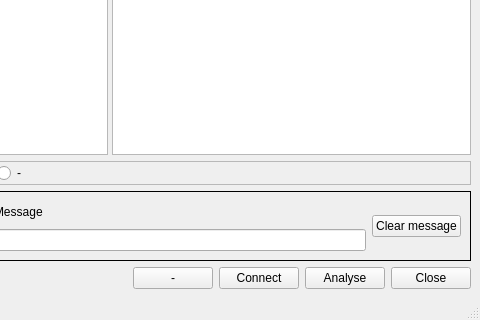
Above: mqt/MqtKSTClient/kstmainwindow.ui from Rsclub22/Minos2-Mirror before the change; both pictures show x 233 to 713 and y 377 to 697 of the 713 by 697 pixel window. Below: the same form after it.
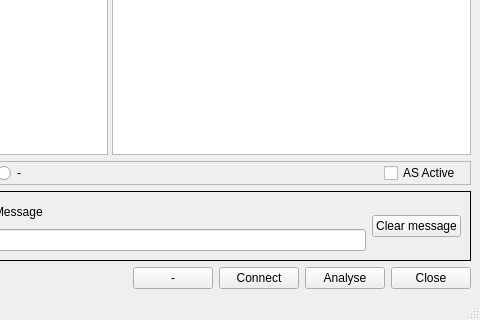
That is the form after the change. Custom widgets are drawn as their Qt base class.

Patch:
```diff
--- a/mqt/MqtKSTClient/kstmainwindow.ui
+++ b/mqt/MqtKSTClient/kstmainwindow.ui
@@ -340,6 +340,13 @@
          </property>
         </spacer>
        </item>
+       <item>
+        <widget class="QCheckBox" name="ASActivecb">
+         <property name="text">
+          <string>AS Active</string>
+         </property>
+        </widget>
+       </item>
       </layout>
      </widget>
     </item>
```
